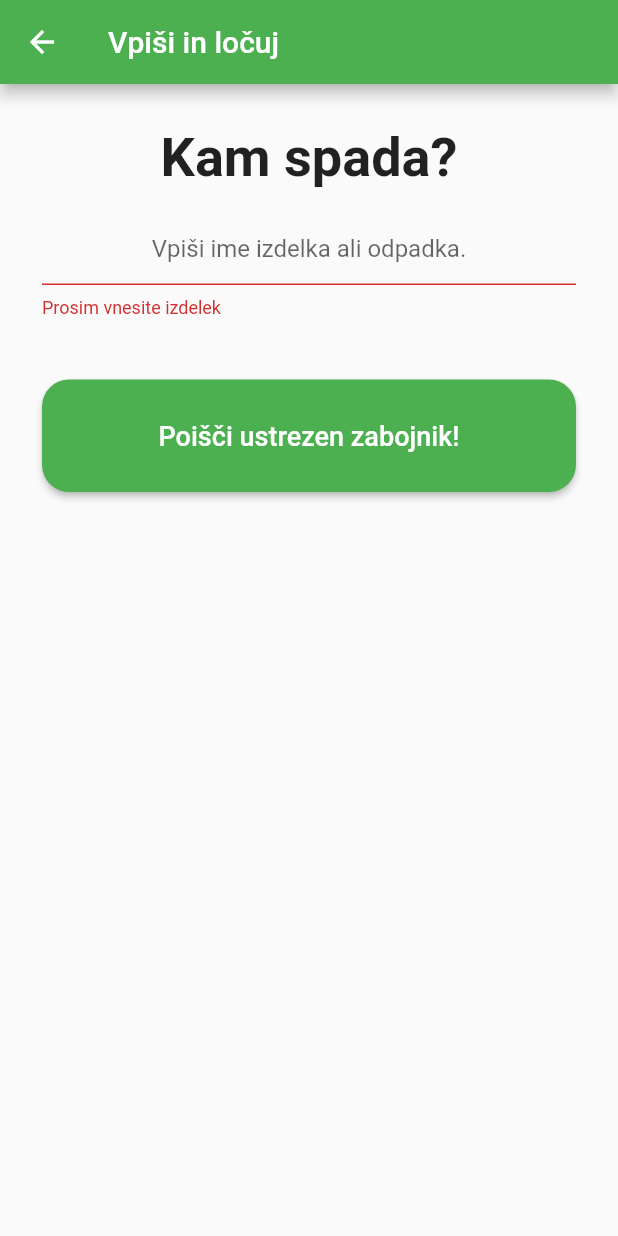
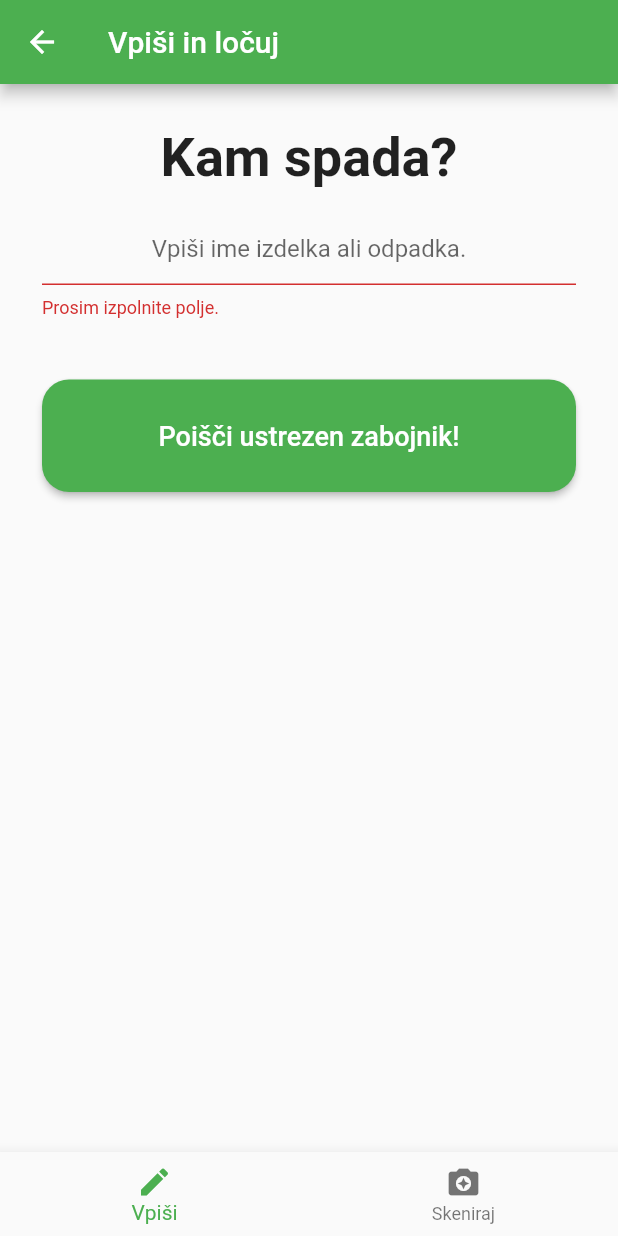
Before and after one commit to SWManagement/FlutterMobileApp, a Flutter app: the VpisiLocuj screen opened directly, after a tap on "Poišči ustrezen zabojnik!", on a phone screen of 412 x 824 dp. Run offline on Flutter 3.47's test engine with Material 2 defaults, Android fonts, the phone set to English and light mode, and no system bars; our stand-ins replace shared_preferences; accounts and stored records are empty.

```diff
--- a/lib/VpisiLocuj.dart
+++ b/lib/VpisiLocuj.dart
@@ -42,7 +42,7 @@ class _VpisiLocujState extends State<VpisiLocuj> {
                     decoration: InputDecoration(hintText: "Vpiši ime izdelka ali odpadka."),
                     validator: (value){
                       if (value.isEmpty){
-                        return "Prosim vnesite izdelek";
+                        return "Prosim izpolnite polje.";
                       }else{
                         return null;
                       }
@@ -72,6 +72,21 @@ class _VpisiLocujState extends State<VpisiLocuj> {
           ),
         ),
         ),
+      bottomNavigationBar:BottomNavigationBar(
+        onTap: (result){
+
+        },
+        items: const <BottomNavigationBarItem>[
+          BottomNavigationBarItem(
+            icon: Icon(Icons.create),
+            title: Text("Vpiši")
+          ),
+          BottomNavigationBarItem(
+            icon: Icon(Icons.camera_enhance),
+            title: Text("Skeniraj")
+          )
+        ]
+      )
     );
   }
 }
```
